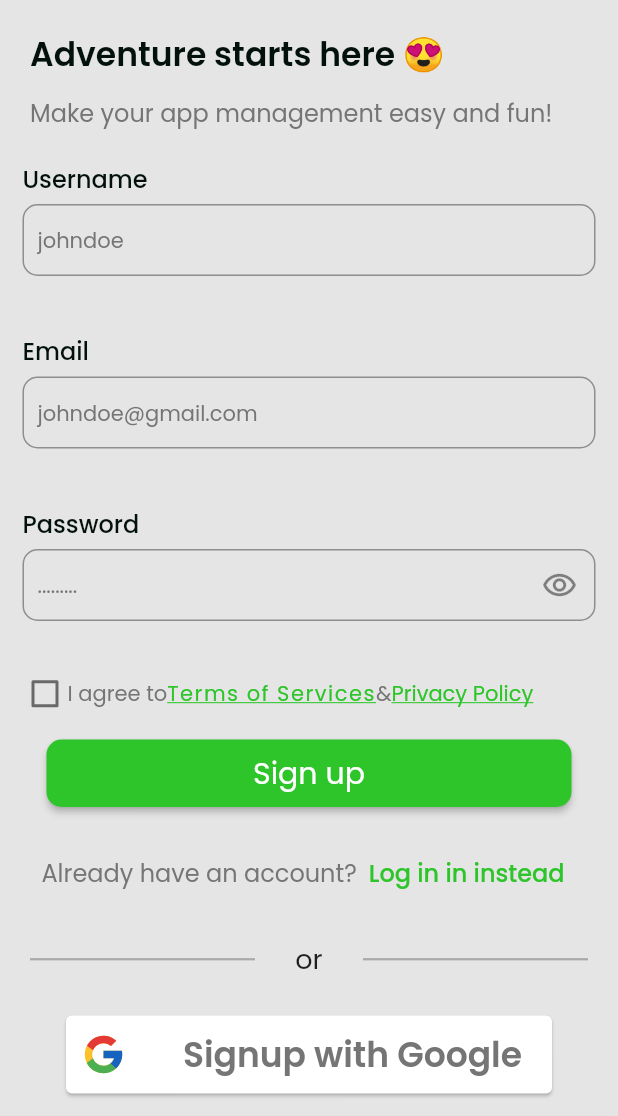
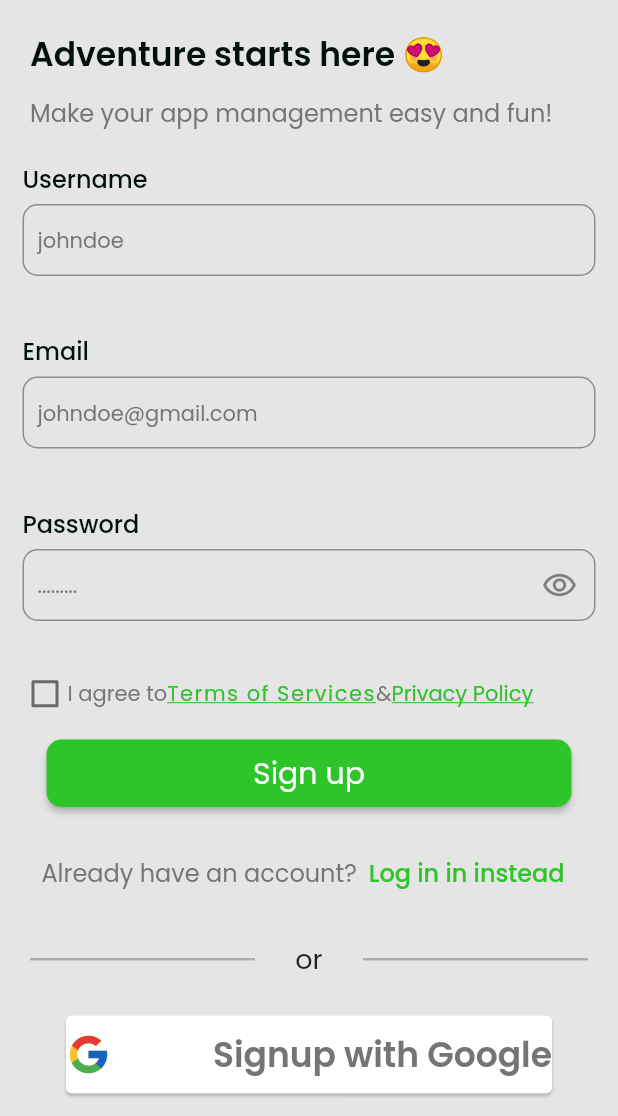
Before and after one commit to DevelopeFlutter/Be_Pass_App, a Flutter app: the BottomBar screen opened by its route, item 3 of the bottom bar chosen, after a tap on "Create an account", on a phone screen of 412 x 824 dp, the part 120-1236 px from its top. Run offline on Flutter 3.47's test engine with Material 2 defaults, Android fonts, the light colour scheme and no system bars; our stand-ins replace accordion, animated_splash_screen, carousel_slider, dotted_border, dropdown_button2, firebase_core and 12 more; missing offline and left inert: google_place; accounts and stored records are empty; network calls fail.

Commit message:
first commit

```diff
--- a/lib/Authentication/View/sign_up_view.dart
+++ b/lib/Authentication/View/sign_up_view.dart
@@ -10,6 +10,7 @@ import 'package:flutter_svg/flutter_svg.dart';
 import 'package:get/get.dart';
 import 'package:google_fonts/google_fonts.dart';
 
+import '../../Widgets/bottom_nav.dart';
 import '../Controller/auth_controller.dart';
 import '../../ForgetPasswordView/resetPassword.dart';
 import '../Components/textformfield.dart';
@@ -26,6 +27,10 @@ class SignUpView extends StatefulWidget {
 
 class _SignUpViewState extends State<SignUpView> {
   final _formKey = GlobalKey<FormState>();
+  TextEditingController namecontroller  = TextEditingController();
+  TextEditingController emailcontroller  = TextEditingController();
+  TextEditingController passwordcontroller  = TextEditingController();
+
   AuthController controller = Get.put(AuthController());
   bool value = false;
   void _submitform() async {
@@ -38,7 +43,7 @@ class _SignUpViewState extends State<SignUpView> {
         controller.password.value,
       );
       PopupLoader.hide();
-      if (!authResponse["error"]){
+      if (!authResponse["error"]) {
         ShowMessage().showMessage(context, "Successfully SignUp");
       } else {
         ShowMessage().showErrorMessage(context, "Some error");
@@ -48,6 +53,7 @@ class _SignUpViewState extends State<SignUpView> {
       print(["SubmitLogin exception:", e.toString()]);
     }
   }
+
   @override
   Widget build(BuildContext context) {
     return Scaffold(
@@ -195,9 +201,10 @@ class _SignUpViewState extends State<SignUpView> {
                             MaterialStateProperty.all(AppColors.gradientGreen),
                       ),
                       onPressed: () {
-                        if (_formKey.currentState!.validate()) {
-                          _submitform();
-                        }
+                        Get.to(BottomBar());
+                        // if (_formKey.currentState!.validate()) {
+                        //   _submitform();
+                        // }
                       },
                       child: Text('Sign up',
                           style: GoogleFonts.poppins(
@@ -255,16 +262,18 @@ class _SignUpViewState extends State<SignUpView> {
                     child: Padding(
                       padding: EdgeInsets.symmetric(horizontal: 40),
                       child: Card(
-                          child: Padding(
-                        padding: const EdgeInsets.fromLTRB(10, 0, 20, 0),
                           child: Row(
                         mainAxisAlignment: MainAxisAlignment.spaceBetween,
                         children: [
                           Container(
                             height: 30,
                             width: 30,
-                                child:
-                                    SvgPicture.asset("assets/google-icon.svg")),
+                            child: SvgPicture.asset(
+                              "assets/google-icon.svg",
+                              height: 20,
+                              width: 20,
+                            ),
+                          ),
                           Text(
                             " Signup with Google",
                             softWrap: true,
@@ -274,7 +283,6 @@ class _SignUpViewState extends State<SignUpView> {
                                 color: AppColors.greyText),
                           )
                         ],
-                        ),
                       )),
                     ),
                   )
--- a/lib/Network/APIs_call.dart
+++ b/lib/Network/APIs_call.dart
@@ -4,7 +4,8 @@ import 'package:get/get.dart';
 import 'package:internet_connection_checker/internet_connection_checker.dart';
 import 'package:http/http.dart' as https;
 
-class API{
+class
+API{
   LoginController getData = Get.find<LoginController>();
   Future post(String apiurl, var Data )async{
     if(!await this._networkStatus())return Future(() {});
--- a/lib/Screens/home_screen.dart
+++ b/lib/Screens/home_screen.dart
@@ -77,7 +77,7 @@ class _HomeScreenState extends State<HomeScreen> {
                       child: Column(
                         children: [
                           Padding(
-                            padding: const EdgeInsets.only(right: 20, top: 30),
+                            padding: const EdgeInsets.only(right: 20, top: 10),
                             child: Row(
                               mainAxisAlignment: MainAxisAlignment.end,
                               children: [
--- a/lib/Widgets/bottom_nav.dart
+++ b/lib/Widgets/bottom_nav.dart
@@ -78,11 +78,11 @@ class _BottomBarState extends State<BottomBar> {
   Widget build(BuildContext context) {
     setInLoginController.setUserData(validateEmail);
     List<Widget> _widgetOptions = <Widget>[
-      HomeScreen(validateEmail == null ? false : true),
-      LandingPageView(validateEmail == null ? false : true),
+      HomeScreen(validateEmail == null ? true : true),
+      LandingPageView(validateEmail == null ? true : true),
       ChatScreen(),
-      Profile(validateEmail == null ? false : true),
-      AppDrawer(validateEmail == null ? false : true),
+      Profile(validateEmail == null ? true : true),
+      AppDrawer(validateEmail == null ? true : true),
     ];
     return Scaffold(
       // appBar: AppBar(
--- a/lib/main.dart
+++ b/lib/main.dart
@@ -54,7 +54,8 @@ class MyApp extends StatelessWidget {
         fontFamily: GoogleFonts.poppins().fontFamily,
         primarySwatch: generateMaterialColor(AppColors.gradientGreen),
       ),
-      home: BottomBar(),
+      home:LoginView(),
+      // BottomBar(),
       builder: EasyLoading.init(),
       routes: {
         GenProfile.routeName: (ctx) => GenProfile(),
```
Also changed, not shown: lib/Authentication/View/login_view.dart (+4 -3 lines), lib/ForgetPasswordView/forgetPasswordView.dart (+16 -16 lines), lib/ForgetPasswordView/verifiyEmail.dart (+6 -7 lines), lib/Screens/working_hours.dart (+32 -101 lines), lib/Services/certificates.dart (added, +77 -0 lines), pubspec.lock, 3 other files. Lines whose indentation alone changed are shown as unchanged.
